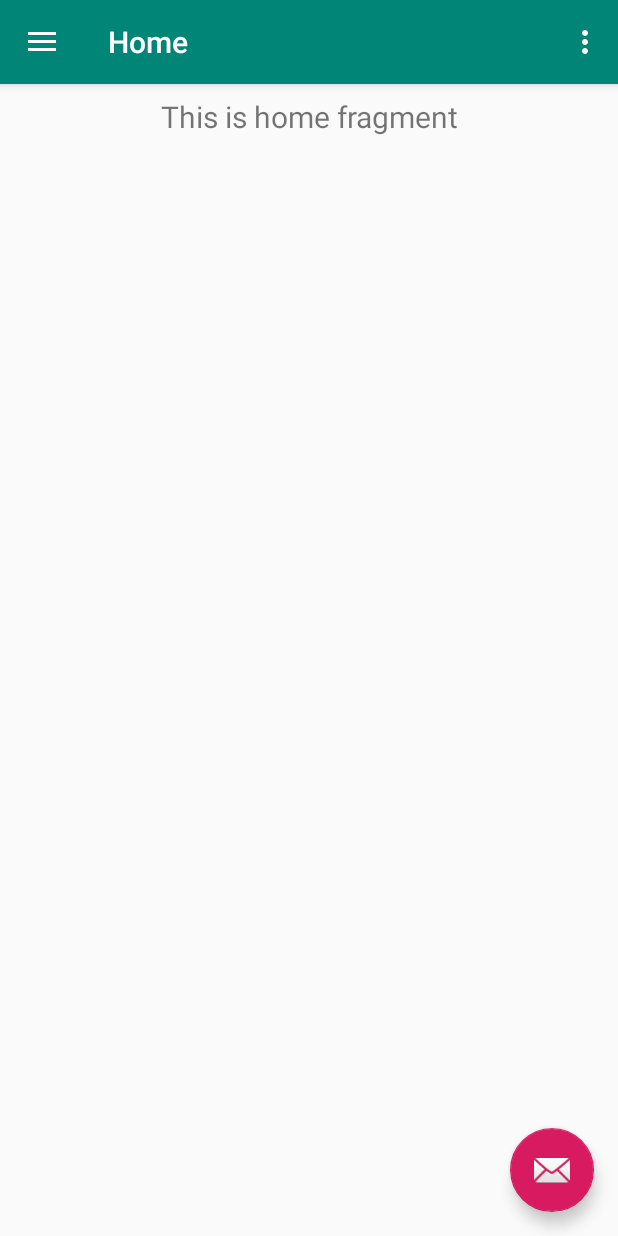
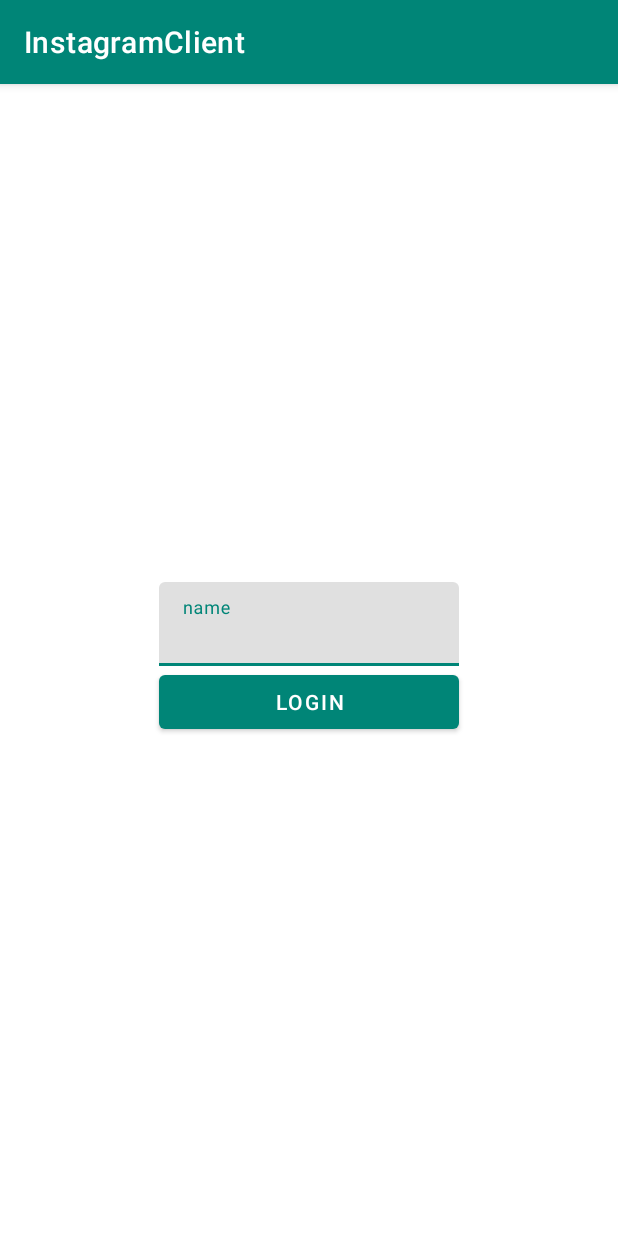
Before and after one commit to JustSenoko/InstagramClient, an Android app: the screen it shows after launch (MainActivity before the commit, LoginActivity after it), on a phone screen of 412 x 824 dp. Run offline under Robolectric (Android 15) with nearby library versions, the phone set to English and light mode, and no system bars.

Commit message:
lesson 2

```diff
--- /dev/null
+++ b/app/src/main/java/com/blueroofstudio/instagramclient/activities/LoginActivity.java
@@ -0,0 +1,38 @@
+package com.blueroofstudio.instagramclient.activities;
+
+import android.content.Intent;
+import android.os.Bundle;
+import android.view.View;
+
+import androidx.appcompat.app.AppCompatActivity;
+
+import com.blueroofstudio.instagramclient.R;
+import com.google.android.material.button.MaterialButton;
+import com.google.android.material.snackbar.Snackbar;
+import com.google.android.material.textfield.TextInputEditText;
+
+import java.util.Objects;
+
+public class LoginActivity extends AppCompatActivity {
+
+    @Override
+    protected void onCreate(Bundle savedInstanceState) {
+        super.onCreate(savedInstanceState);
+        setContentView(R.layout.activity_login);
+
+        final TextInputEditText etLogin = findViewById(R.id.et_login);
+        MaterialButton btnLogin = findViewById(R.id.btn_login);
+        btnLogin.setOnClickListener(new View.OnClickListener() {
+            @Override
+            public void onClick(View view) {
+                if (Objects.requireNonNull(etLogin.getText()).toString().isEmpty()) {
+                    Snackbar.make(view, "Enter name", Snackbar.LENGTH_SHORT).show();
+                } else {
+                    Intent intent = new Intent(LoginActivity.this, MainActivity.class);
+                    startActivity(intent);
+                    //finish();
+                }
+            }
+        });
+    }
+}
--- a/app/src/main/java/com/blueroofstudio/instagramclient/MainActivity.java
+++ b/app/src/main/java/com/blueroofstudio/instagramclient/activities/MainActivity.java
@@ -1,7 +1,8 @@
-package com.blueroofstudio.instagramclient;
+package com.blueroofstudio.instagramclient.activities;
 
 import android.os.Bundle;
 
+import com.blueroofstudio.instagramclient.R;
 import com.google.android.material.floatingactionbutton.FloatingActionButton;
 import com.google.android.material.snackbar.Snackbar;
 
--- /dev/null
+++ b/app/src/main/res/layout/activity_login.xml
@@ -0,0 +1,28 @@
+<?xml version="1.0" encoding="utf-8"?>
+<LinearLayout xmlns:android="http://schemas.android.com/apk/res/android"
+    xmlns:tools="http://schemas.android.com/tools"
+    android:layout_width="match_parent"
+    android:layout_height="match_parent"
+    android:gravity="center"
+    android:orientation="vertical"
+    tools:context=".activities.LoginActivity">
+
+    <com.google.android.material.textfield.TextInputLayout
+        android:layout_width="200dp"
+        android:layout_height="wrap_content">
+
+        <com.google.android.material.textfield.TextInputEditText
+            android:id="@+id/et_login"
+            android:layout_width="match_parent"
+            android:layout_height="wrap_content"
+            android:hint="@string/name" />
+
+    </com.google.android.material.textfield.TextInputLayout>
+
+    <com.google.android.material.button.MaterialButton
+        android:id="@+id/btn_login"
+        style="@style/Widget.MaterialComponents.Button"
+        android:layout_width="200dp"
+        android:layout_height="wrap_content"
+        android:text="@string/login" />
+</LinearLayout>
--- a/app/src/main/res/layout/app_bar_main.xml
+++ b/app/src/main/res/layout/app_bar_main.xml
@@ -4,7 +4,7 @@
     xmlns:tools="http://schemas.android.com/tools"
     android:layout_width="match_parent"
     android:layout_height="match_parent"
-    tools:context=".MainActivity">
+    tools:context=".activities.MainActivity">
 
     <com.google.android.material.appbar.AppBarLayout
         android:layout_width="match_parent"
--- a/app/src/main/res/values-v21/styles.xml
+++ /dev/null
@@ -1,8 +0,0 @@
-<resources>
-
-    <style name="AppTheme.NoActionBar">
-        <item name="windowActionBar">false</item>
-        <item name="windowNoTitle">true</item>
-        <item name="android:statusBarColor">@android:color/transparent</item>
-    </style>
-</resources>
--- a/app/src/main/res/values/strings.xml
+++ b/app/src/main/res/values/strings.xml
@@ -13,4 +13,6 @@
     <string name="menu_tools">Tools</string>
     <string name="menu_share">Share</string>
     <string name="menu_send">Send</string>
+    <string name="name">name</string>
+    <string name="login">Login</string>
 </resources>
--- a/app/src/main/res/values/styles.xml
+++ b/app/src/main/res/values/styles.xml
@@ -1,11 +1,25 @@
 <resources>
 
     <!-- Base application theme. -->
-    <style name="AppTheme" parent="Theme.AppCompat.Light.DarkActionBar">
+    <style name="AppTheme" parent="Theme.MaterialComponents.Light.DarkActionBar">
         <!-- Customize your theme here. -->
         <item name="colorPrimary">@color/colorPrimary</item>
         <item name="colorPrimaryDark">@color/colorPrimaryDark</item>
         <item name="colorAccent">@color/colorAccent</item>
+    </style>
+
+    <style name="AppTheme1" parent="Theme.MaterialComponents.Light.DarkActionBar">
+        <!-- Customize your theme here. -->
+        <item name="colorPrimary">@color/th1_colorPrimary</item>
+        <item name="colorPrimaryDark">@color/th1_colorPrimaryDark</item>
+        <item name="colorAccent">@color/th1_colorAccent</item>
+    </style>
+
+    <style name="AppTheme2" parent="Theme.MaterialComponents.Light.DarkActionBar">
+        <!-- Customize your theme here. -->
+        <item name="colorPrimary">@color/th2_colorPrimary</item>
+        <item name="colorPrimaryDark">@color/th2_colorPrimaryDark</item>
+        <item name="colorAccent">@color/th2_colorAccent</item>
     </style>
 
     <style name="AppTheme.NoActionBar">
@@ -13,8 +27,8 @@
         <item name="windowNoTitle">true</item>
     </style>
 
-    <style name="AppTheme.AppBarOverlay" parent="ThemeOverlay.AppCompat.Dark.ActionBar" />
+    <style name="AppTheme.AppBarOverlay" parent="ThemeOverlay.MaterialComponents.Dark.ActionBar" />
 
-    <style name="AppTheme.PopupOverlay" parent="ThemeOverlay.AppCompat.Light" />
+    <style name="AppTheme.PopupOverlay" parent="ThemeOverlay.MaterialComponents.Light" />
 
 </resources>
```
Also changed, not shown: app/build.gradle (+6 -5 lines), app/src/main/AndroidManifest.xml (+8 -6 lines), app/src/main/java/com/blueroofstudio/instagramclient/ColorSelectionActivity.java (deleted, +0 -14 lines), app/src/main/res/layout-v21/activity_color_selection.xml (deleted, +0 -23 lines), app/src/main/res/layout/activity_color_selection.xml (deleted, +0 -21 lines).
